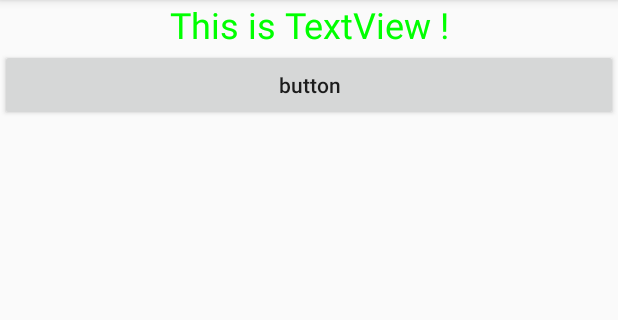
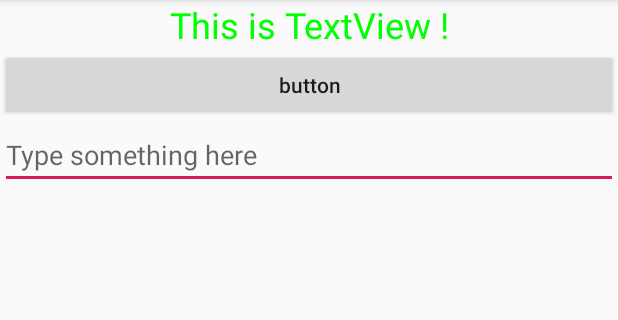
Before and after one commit to zhouyu1123/Android-sample, an Android app: the screen it shows after launch (MainActivity), after a tap on "button", on a phone screen of 412 x 824 dp, the part 84-404 px from its top. Run offline under Robolectric (Android 15) with nearby library versions, the phone set to English and light mode, and no system bars.

Commit message:
3.2.3 EditText

```diff
--- a/UIWidgetTest/app/src/main/java/com/example/uiwidgettest/MainActivity.java
+++ b/UIWidgetTest/app/src/main/java/com/example/uiwidgettest/MainActivity.java
@@ -6,20 +6,38 @@ import android.os.Bundle;
 import android.util.Log;
 import android.view.View;
 import android.widget.Button;
+import android.widget.EditText;
+import android.widget.Toast;
 
 public class MainActivity extends AppCompatActivity {
+    /* 3.2.3  Edittext */
+    private EditText editText;
+
      String TAG = "mainActivityTag";
     @Override
     protected void onCreate(Bundle savedInstanceState) {
         super.onCreate(savedInstanceState);
         setContentView(R.layout.activity_main);
 
+        /* 3.2.3  Edittext */
+        editText = (EditText) findViewById(R.id.edit_text);
 
         Button button = (Button) findViewById(R.id.button);
         button.setOnClickListener(new View.OnClickListener() {
             @Override
             public void onClick(View v) {
                 Log.d(TAG ,"这是一个测试按键！");
+
+                /* 3.2.3  Edittext */
+                /**
+                 *  首先，通过findViewById()方法得到EditText的实例，
+                 *  然后，在按钮的点击事件里调用EdiText的getText()方法
+                 *  获取到输入的内容，再调用toString()方法转换成为字符串。
+                 *  最后，使用Toast将输入的内容显示出来。
+                 */
+                String inputText = editText.getText().toString();
+                Toast.makeText(MainActivity.this,inputText,
+                        Toast.LENGTH_SHORT).show();
             }
         });
     }
--- a/UIWidgetTest/app/src/main/res/layout/activity_main.xml
+++ b/UIWidgetTest/app/src/main/res/layout/activity_main.xml
@@ -17,6 +17,7 @@
         android:textColor="#00ff00"
         android:text="This is TextView !" />
 
+
     <!-- textAllCaps 取消自动按键文字自动转变大写 -->
     <Button
         android:layout_width="match_parent"
@@ -26,4 +27,16 @@
         android:text="button">
     </Button>
 
+
+    <!-- hint 输入提示框 -->
+    <!-- maxLines 最多2行，超过往上滚动 -->
+    <EditText
+        android:layout_width="match_parent"
+        android:layout_height="wrap_content"
+        android:id="@+id/edit_text"
+        android:hint="Type something here"
+        android:maxLines="2">
+    </EditText>
+
+
 </LinearLayout>
```
